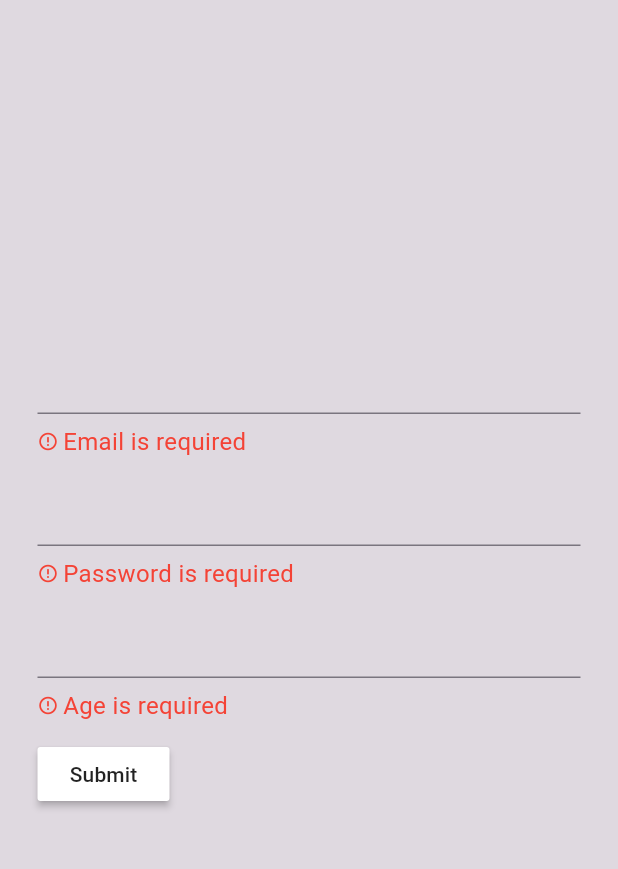
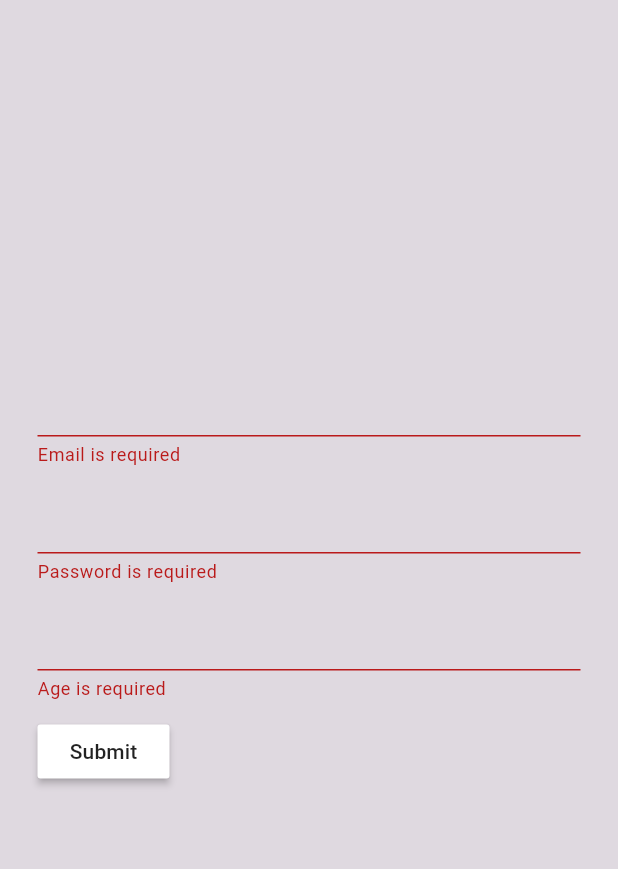
Before and after one commit to Tahateber95/itx-validator, a Flutter app: the screen it shows after launch, after a tap on "Submit", on a phone screen of 412 x 824 dp, the part 84-953 px from its top. Run offline on Flutter 3.47's test engine with Material 3 defaults, Android fonts, the phone set to English and light mode, and no system bars.

Commit message:
chore: Add error text to input fields in login form

```diff
--- a/example/lib/main.dart
+++ b/example/lib/main.dart
@@ -91,20 +91,26 @@ class _MyHomePageState extends State<MyHomePage> {
                     children: [
                       TextField(
                         onChanged: (value) => _onValueChange('email', value),
+                        decoration: InputDecoration(
+                          errorText: errors['email'],
+                        ),
                       ),
-                        ErrorWIdget(name: errors['email']),
+
                       const SizedBox(height: 10.0),
                       TextField(
                         onChanged: (value) => _onValueChange('password', value),
-
+                        decoration: InputDecoration(
+                          errorText: errors['password'],
+                        ),
                       ),
-                       ErrorWIdget(name: errors['password']),
                       const SizedBox(height: 10.0),
                       TextField(
                         keyboardType: TextInputType.number,
                         onChanged: (value) => _onValueChange('age', int.tryParse(value) ),
+                        decoration: InputDecoration(
+                          errorText: errors['age'],
+                        ),
                       ),
-                       ErrorWIdget(name: errors['age']),
                       const SizedBox(height: 10.0),
                       MaterialButton(
                         onPressed: validate,
@@ -124,36 +130,3 @@ class _MyHomePageState extends State<MyHomePage> {
     );
   }
 }
-
-
-
-class ErrorWIdget extends StatelessWidget {
-  final String? name;
-
-   const ErrorWIdget({this.name, super.key});
-  @override
-  Widget build(BuildContext context) {
-    return name == null || name!.isEmpty
-        ? const SizedBox.shrink()
-        : Column(
-            crossAxisAlignment: CrossAxisAlignment.start,
-            mainAxisSize: MainAxisSize.min,
-            children: [
-              const SizedBox(height: 7.0),
-              Row(
-                children: [
-                  const Icon(Icons.error_outline,
-                      size: 14.0, color: Colors.red),
-                  const SizedBox(width: 3.0),
-                  Flexible(
-                    child: Text(
-                      name as String,
-                      style: const TextStyle(fontSize: 16.0, color: Colors.red),
-                    ),
-                  )
-                ],
-              )
-            ],
-          );
-  }
-}
```
